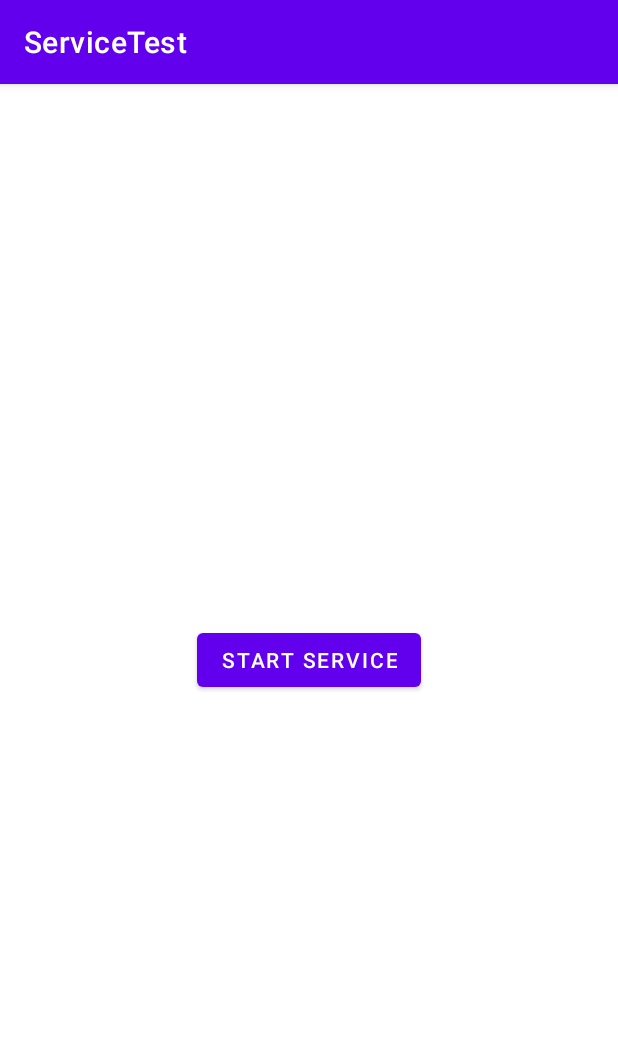
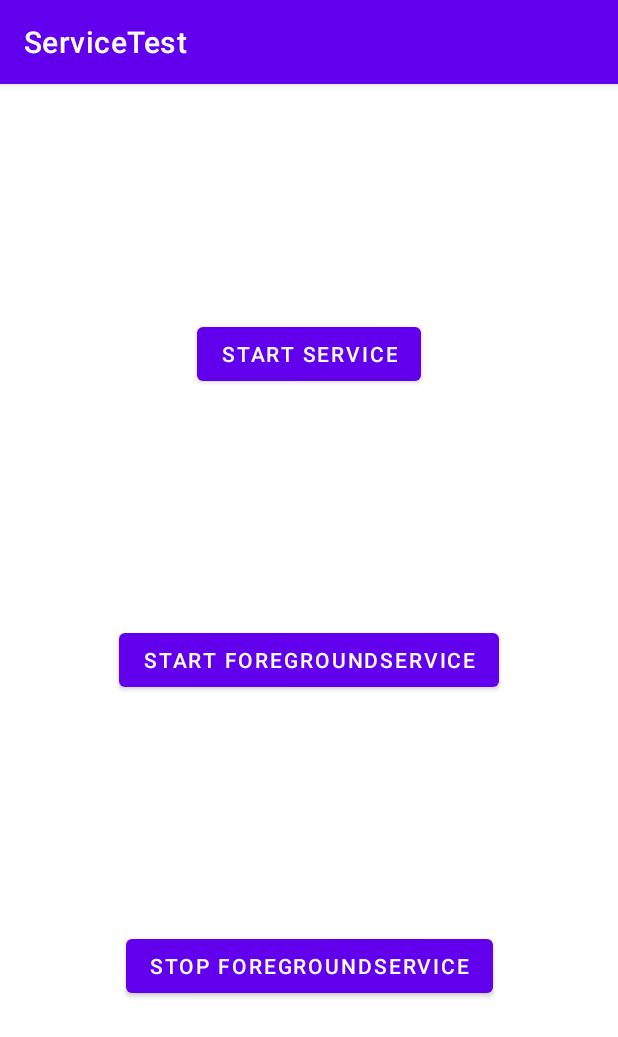
Before and after one commit to ze-zeh/ForegroundServiceExample, an Android app: the screen it shows after launch (MainActivity), on a phone screen of 412 x 824 dp. Shown: the top 1037 px of the screen. Run offline under Robolectric (Android 15) with nearby library versions, the phone set to English and light mode, and no system bars.

Commit message:
Service 예제

```diff
--- a/app/build.gradle
+++ b/app/build.gradle
@@ -36,7 +36,7 @@ android {
 
 dependencies {
 
-    implementation 'androidx.core:core-ktx:1.9.0'
+    implementation 'androidx.core:core-ktx:1.8.0'
     implementation 'androidx.appcompat:appcompat:1.5.1'
     implementation 'com.google.android.material:material:1.7.0'
     implementation 'androidx.constraintlayout:constraintlayout:2.1.4'
--- a/app/src/main/java/com/example/servicetest/MainActivity.kt
+++ b/app/src/main/java/com/example/servicetest/MainActivity.kt
@@ -1,19 +1,28 @@
 package com.example.servicetest
 
 import android.content.Intent
+import android.os.Bundle
 import androidx.appcompat.app.AppCompatActivity
-import android.os.Bundle
 import com.example.servicetest.databinding.ActivityMainBinding
 
 class MainActivity : AppCompatActivity() {
     private lateinit var binding: ActivityMainBinding
     override fun onCreate(savedInstanceState: Bundle?) {
         super.onCreate(savedInstanceState)
+        val intent = Intent(this, ForegroundService::class.java)
         binding = ActivityMainBinding.inflate(layoutInflater)
         setContentView(binding.root)
 
         binding.btnStartService.setOnClickListener {
-            startService(Intent(this, MyService::class.java))
+            startService(Intent(this, HelloService::class.java))
+        }
+
+        binding.btnStartForegroundService.setOnClickListener {
+            startForegroundService(intent)
+        }
+
+        binding.btnStopService.setOnClickListener {
+            stopService(intent)
         }
     }
 }
--- a/app/src/main/res/layout/activity_main.xml
+++ b/app/src/main/res/layout/activity_main.xml
@@ -11,9 +11,29 @@
         android:layout_width="wrap_content"
         android:layout_height="wrap_content"
         android:text="Start Service"
-        app:layout_constraintBottom_toBottomOf="parent"
+        app:layout_constraintBottom_toTopOf="@id/btn_start_foreground_service"
         app:layout_constraintEnd_toEndOf="parent"
         app:layout_constraintStart_toStartOf="parent"
         app:layout_constraintTop_toTopOf="parent" />
 
+    <Button
+        android:id="@+id/btn_start_foreground_service"
+        android:layout_width="wrap_content"
+        android:layout_height="wrap_content"
+        android:text="Start ForegroundService"
+        app:layout_constraintBottom_toTopOf="@id/btn_stop_service"
+        app:layout_constraintEnd_toEndOf="parent"
+        app:layout_constraintStart_toStartOf="parent"
+        app:layout_constraintTop_toBottomOf="@id/btn_start_service" />
+
+    <Button
+        android:id="@+id/btn_stop_service"
+        android:layout_width="wrap_content"
+        android:layout_height="wrap_content"
+        android:text="Stop ForegroundService"
+        app:layout_constraintBottom_toBottomOf="parent"
+        app:layout_constraintEnd_toEndOf="parent"
+        app:layout_constraintStart_toStartOf="parent"
+        app:layout_constraintTop_toBottomOf="@id/btn_start_foreground_service" />
+
 </androidx.constraintlayout.widget.ConstraintLayout>
```
Also changed, not shown: app/src/main/AndroidManifest.xml (+8 -2 lines), app/src/main/java/com/example/servicetest/ExampleNotification.kt (added, +51 -0 lines), app/src/main/java/com/example/servicetest/ForegroundService.kt (added, +73 -0 lines), app/src/main/java/com/example/servicetest/HelloService.kt (added, +75 -0 lines), app/src/main/java/com/example/servicetest/MyService.kt (deleted, +0 -39 lines).
